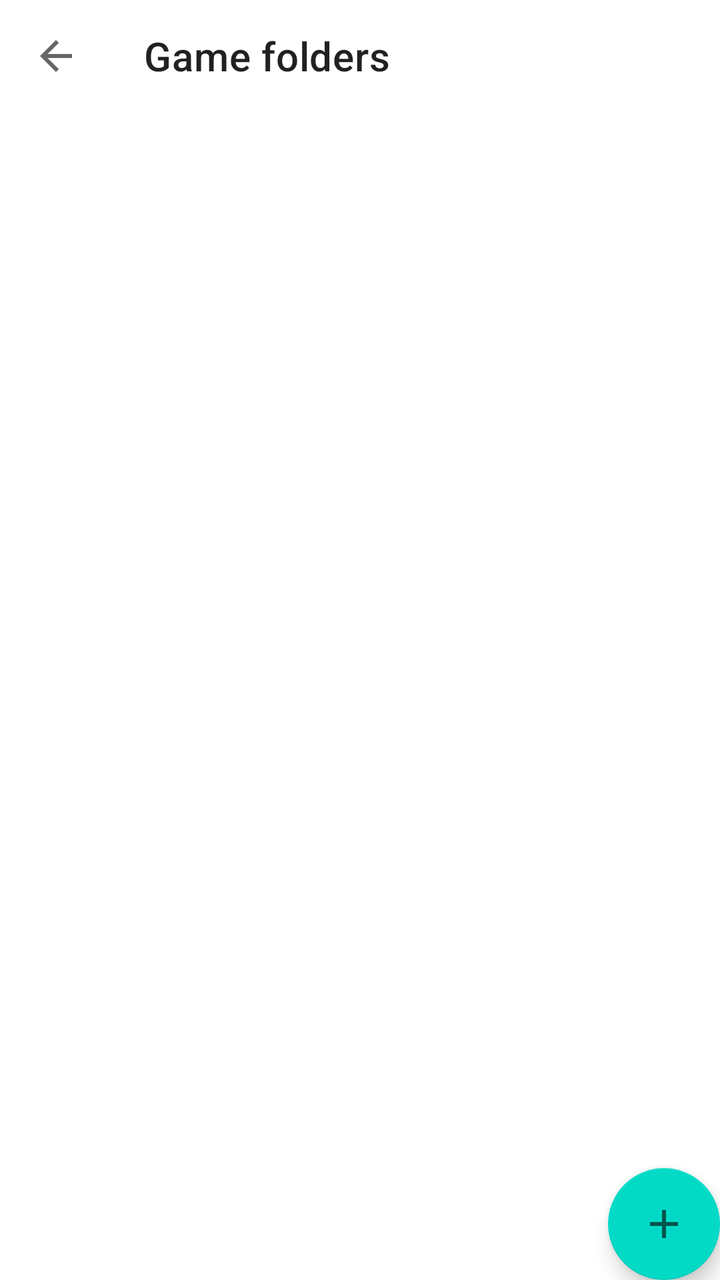
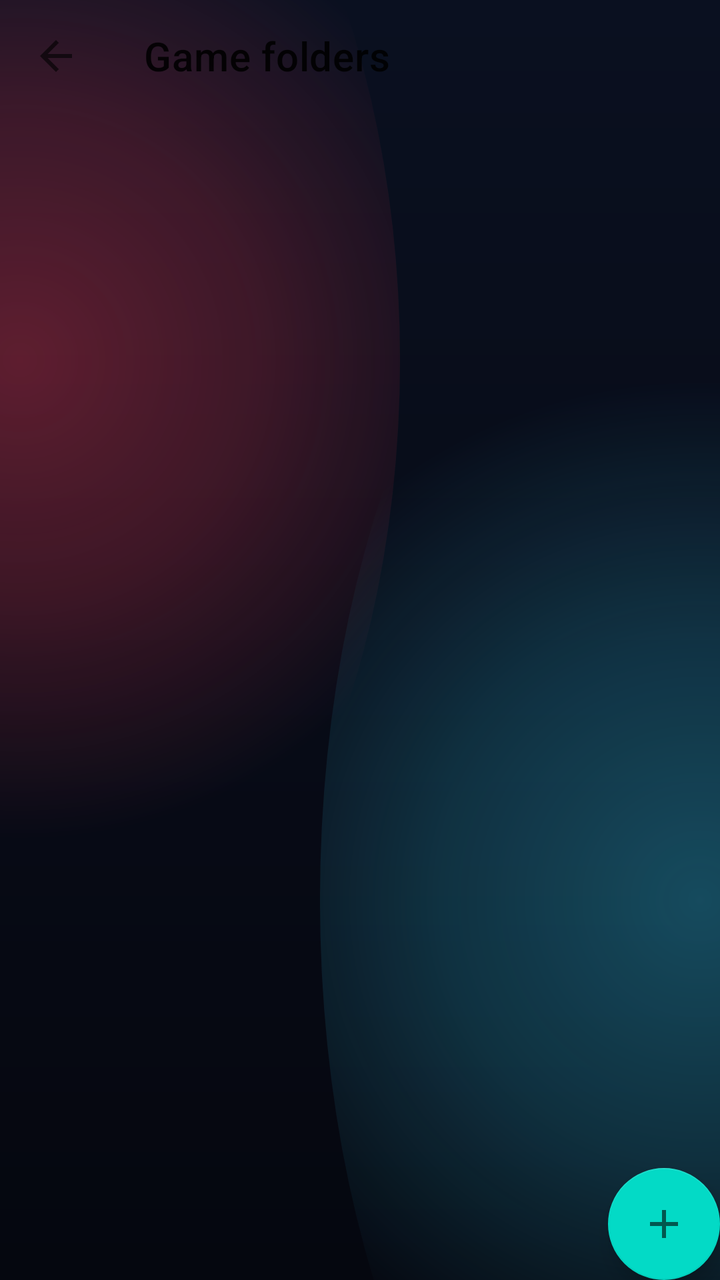

Before-and-after screenshots of an Android layout around one commit, followed by the original layout XML and the change that was made.
<!-- AndroidManifest.xml: fallback theme Theme.MaterialComponents.DayNight.NoActionBar -->
<!-- res/layout/fragment_folders.xml -->
<?xml version="1.0" encoding="utf-8"?>
<androidx.constraintlayout.widget.ConstraintLayout xmlns:android="http://schemas.android.com/apk/res/android"
    xmlns:app="http://schemas.android.com/apk/res-auto"
    android:id="@+id/coordinator_folders"
    android:layout_width="match_parent"
    android:layout_height="match_parent"
    android:background="?attr/colorSurface">

    <androidx.coordinatorlayout.widget.CoordinatorLayout
        android:layout_width="match_parent"
        android:layout_height="match_parent">

        <com.google.android.material.appbar.AppBarLayout
            android:id="@+id/appbar_folders"
            style="@style/Widget.Eden.TransparentTopAppBarLayout"
            android:layout_width="match_parent"
            android:layout_height="wrap_content"
            android:fitsSystemWindows="true"
            android:touchscreenBlocksFocus="false">

            <com.google.android.material.appbar.MaterialToolbar
                android:id="@+id/toolbar_folders"
                style="@style/Widget.Eden.TransparentTopToolbar"
                android:layout_width="match_parent"
                android:layout_height="?attr/actionBarSize"
                android:touchscreenBlocksFocus="false"
                app:navigationIcon="@drawable/ic_back"
                app:title="@string/game_folders" />

        </com.google.android.material.appbar.AppBarLayout>

        <androidx.recyclerview.widget.RecyclerView
            android:id="@+id/list_folders"
            android:layout_width="match_parent"
            android:layout_height="wrap_content"
            android:clipToPadding="false"
            android:defaultFocusHighlightEnabled="false"
            app:layout_behavior="@string/appbar_scrolling_view_behavior" />

    </androidx.coordinatorlayout.widget.CoordinatorLayout>

    <com.google.android.material.floatingactionbutton.FloatingActionButton
        android:id="@+id/button_add"
        android:layout_width="wrap_content"
        android:layout_height="wrap_content"
        android:layout_gravity="bottom|end"
        android:contentDescription="@string/add_games"
        app:srcCompat="@drawable/ic_add"
        app:layout_constraintBottom_toBottomOf="parent"
        app:layout_constraintEnd_toEndOf="parent" />

</androidx.constraintlayout.widget.ConstraintLayout>
<!-- resources referenced by this layout -->
<resources>
  <!-- drawable ic_add (drawable) -->
  <vector xmlns:android="http://schemas.android.com/apk/res/android"
      android:width="24dp"
      android:height="24dp"
      android:viewportWidth="24"
      android:viewportHeight="24">
      <path
          android:fillColor="?attr/colorControlNormal"
          android:pathData="M19,13h-6v6h-2v-6H5v-2h6V5h2v6h6v2z" />
  </vector>
  <!-- drawable ic_back (drawable) -->
  <vector xmlns:android="http://schemas.android.com/apk/res/android"
      android:width="24dp"
      android:height="24dp"
      android:autoMirrored="true"
      android:viewportWidth="24"
      android:viewportHeight="24">
      <path
          android:fillColor="?attr/colorControlNormal"
          android:pathData="M20,11H7.83l5.59,-5.59L12,4l-8,8 8,8 1.41,-1.41L7.83,13H20v-2z" />
  </vector>
  <string name="add_games">Add Games</string>
  <string name="game_folders">Game folders</string>
  <style name="Widget.Eden.TransparentTopAppBarLayout" parent="">
          <item name="android:background">@android:color/transparent</item>
          <item name="android:elevation">0dp</item>
          <item name="android:stateListAnimator">@null</item>
          <item name="elevation">0dp</item>
          <item name="liftOnScroll">false</item>
          <item name="statusBarForeground">@android:color/transparent</item>
      </style>
  <style name="Widget.Eden.TransparentTopToolbar" parent="">
          <item name="android:background">@android:color/transparent</item>
          <item name="android:elevation">0dp</item>
          <item name="backgroundTint">@android:color/transparent</item>
      </style>
</resources>

<!-- the commit's change to res/layout/fragment_folders.xml (unified diff, before → after) -->
@@ -4,7 +4,7 @@
     android:id="@+id/coordinator_folders"
     android:layout_width="match_parent"
     android:layout_height="match_parent"
-    android:background="?attr/colorSurface">
+    android:background="@drawable/moonwitch_background">
 
     <androidx.coordinatorlayout.widget.CoordinatorLayout
         android:layout_width="match_parent"
<!-- resource entries referenced after the edit -->
@@ -21,6 +21,38 @@
           android:fillColor="?attr/colorControlNormal"
           android:pathData="M20,11H7.83l5.59,-5.59L12,4l-8,8 8,8 1.41,-1.41L7.83,13H20v-2z" />
   </vector>
+  <!-- drawable moonwitch_background (drawable) -->
+  <?xml version="1.0" encoding="utf-8"?>
+  <layer-list xmlns:android="http://schemas.android.com/apk/res/android">
+      <item>
+          <shape android:shape="rectangle">
+              <gradient
+                  android:angle="270"
+                  android:endColor="#05070F"
+                  android:startColor="#0A1020" />
+          </shape>
+      </item>
+      <item android:left="-180dp" android:right="160dp" android:top="-160dp" android:bottom="120dp">
+          <shape android:shape="oval">
+              <gradient
+                  android:centerColor="#35FF3B55"
+                  android:endColor="#00FF3B55"
+                  android:gradientRadius="240dp"
+                  android:startColor="#58FF3B55"
+                  android:type="radial" />
+          </shape>
+      </item>
+      <item android:left="160dp" android:right="-180dp" android:top="80dp" android:bottom="-180dp">
+          <shape android:shape="oval">
+              <gradient
+                  android:centerColor="#3035D8FF"
+                  android:endColor="#0035D8FF"
+                  android:gradientRadius="260dp"
+                  android:startColor="#5035D8FF"
+                  android:type="radial" />
+          </shape>
+      </item>
+  </layer-list>
   <string name="add_games">Add Games</string>
   <string name="game_folders">Game folders</string>
   <style name="Widget.Eden.TransparentTopAppBarLayout" parent="">
